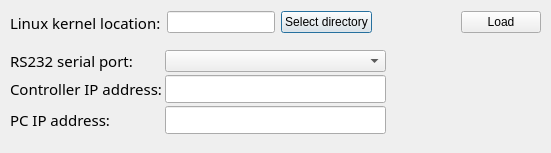
Qt form GUI.ui (WRooke/LinuxUpdateUtility) before a commit.
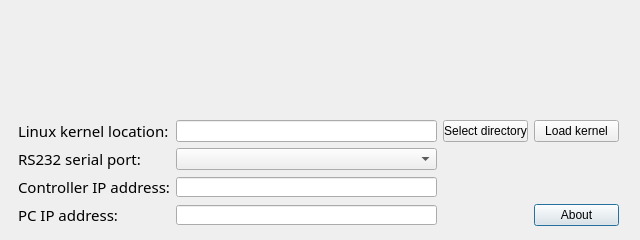
The same form after that commit. Icons and pictures are not drawn.

Commit message: Included about, worked in GUI changes from MR's comments

```diff
--- a/GUI.ui
+++ b/GUI.ui
@@ -2,12 +2,15 @@
 <ui version="4.0">
  <class>Dialog</class>
  <widget class="QDialog" name="Dialog">
+  <property name="windowModality">
+   <enum>Qt::ApplicationModal</enum>
+  </property>
   <property name="geometry">
    <rect>
     <x>0</x>
     <y>0</y>
-    <width>551</width>
-    <height>153</height>
+    <width>640</width>
+    <height>240</height>
    </rect>
   </property>
   <property name="sizePolicy">
@@ -17,48 +20,26 @@
    </sizepolicy>
   </property>
   <property name="windowTitle">
-   <string>Linux Kernel Update Utility</string>
+   <string>OEM PC2/PC3 Linux Kernel Update Utility 1.0</string>
   </property>
   <property name="windowIcon">
    <iconset resource="ImageSources.qrc">
-    <normaloff>:/Tux/Tux.png</normaloff>:/Tux/Tux.png</iconset>
+    <normaloff>:/DuagonD/d-element-blue.png</normaloff>:/DuagonD/d-element-blue.png</iconset>
   </property>
-  <widget class="QWidget" name="formLayoutWidget_2">
+  <widget class="QWidget" name="gridLayoutWidget_2">
    <property name="geometry">
     <rect>
-     <x>10</x>
-     <y>50</y>
-     <width>376</width>
-     <height>91</height>
+     <x>18</x>
+     <y>120</y>
+     <width>601</width>
+     <height>109</height>
     </rect>
    </property>
-   <layout class="QFormLayout" name="formLayout_2">
-    <property name="sizeConstraint">
-     <enum>QLayout::SetDefaultConstraint</enum>
-    </property>
-    <property name="horizontalSpacing">
-     <number>3</number>
-    </property>
-    <property name="verticalSpacing">
-     <number>3</number>
-    </property>
-    <item row="3" column="0">
-     <widget class="QLabel" name="label_3">
-      <property name="font">
-       <font>
-        <family>Franklin Gothic Medium</family>
-        <pointsize>11</pointsize>
-       </font>
-      </property>
-      <property name="text">
-       <string>RS232 serial port:</string>
-      </property>
-     </widget>
-    </item>
-    <item row="3" column="1">
+   <layout class="QGridLayout" name="gridLayout_2">
+    <item row="1" column="1">
      <widget class="QComboBox" name="COMPort"/>
     </item>
-    <item row="4" column="0">
+    <item row="2" column="0">
      <widget class="QLabel" name="label_4">
       <property name="font">
        <font>
@@ -71,28 +52,8 @@
       </property>
      </widget>
     </item>
-    <item row="4" column="1">
-     <widget class="QLineEdit" name="conIP">
-      <property name="font">
-       <font>
-        <family>Calibri</family>
-        <pointsize>11</pointsize>
-       </font>
-      </property>
-     </widget>
-    </item>
-    <item row="5" column="1">
-     <widget class="QLineEdit" name="PCIP">
-      <property name="font">
-       <font>
-        <family>Calibri</family>
-        <pointsize>11</pointsize>
-       </font>
-      </property>
-     </widget>
-    </item>
-    <item row="5" column="0">
-     <widget class="QLabel" name="label_5">
+    <item row="1" column="0">
+     <widget class="QLabel" name="label_3">
       <property name="font">
        <font>
         <family>Franklin Gothic Medium</family>
@@ -100,23 +61,11 @@
        </font>
       </property>
       <property name="text">
-       <string>PC IP address:</string>
+       <string>RS232 serial port:</string>
       </property>
      </widget>
     </item>
-   </layout>
-  </widget>
-  <widget class="QWidget" name="horizontalLayoutWidget">
-   <property name="geometry">
-    <rect>
-     <x>10</x>
-     <y>10</y>
-     <width>531</width>
-     <height>25</height>
-    </rect>
-   </property>
-   <layout class="QHBoxLayout" name="horizontalLayout">
-    <item>
+    <item row="0" column="0">
      <widget class="QLabel" name="label_7">
       <property name="font">
        <font>
@@ -129,15 +78,79 @@
       </property>
      </widget>
     </item>
-    <item>
+    <item row="0" column="1">
      <widget class="QLineEdit" name="pathEdit">
       <property name="text">
        <string/>
       </property>
      </widget>
     </item>
-    <item>
+    <item row="3" column="0">
+     <widget class="QLabel" name="label_5">
+      <property name="font">
+       <font>
+        <family>Franklin Gothic Medium</family>
+        <pointsize>11</pointsize>
+       </font>
+      </property>
+      <property name="text">
+       <string>PC IP address:</string>
+      </property>
+     </widget>
+    </item>
+    <item row="2" column="1">
+     <widget class="QLineEdit" name="conIP">
+      <property name="maximumSize">
+       <size>
+        <width>16777215</width>
+        <height>20</height>
+       </size>
+      </property>
+      <property name="font">
+       <font>
+        <family>Calibri</family>
+        <pointsize>11</pointsize>
+       </font>
+      </property>
+     </widget>
+    </item>
+    <item row="3" column="1">
+     <widget class="QLineEdit" name="PCIP">
+      <property name="maximumSize">
+       <size>
+        <width>16777215</width>
+        <height>20</height>
+       </size>
+      </property>
+      <property name="font">
+       <font>
+        <family>Calibri</family>
+        <pointsize>11</pointsize>
+       </font>
+      </property>
+     </widget>
+    </item>
+    <item row="3" column="4">
+     <widget class="QPushButton" name="about">
+      <property name="minimumSize">
+       <size>
+        <width>85</width>
+        <height>0</height>
+       </size>
+      </property>
+      <property name="text">
+       <string>About</string>
+      </property>
+     </widget>
+    </item>
+    <item row="0" column="2">
      <widget class="QPushButton" name="fileSelect">
+      <property name="maximumSize">
+       <size>
+        <width>85</width>
+        <height>16777215</height>
+       </size>
+      </property>
       <property name="text">
        <string>Select directory</string>
       </property>
@@ -149,31 +162,43 @@
       </property>
      </widget>
     </item>
-    <item>
-     <spacer name="horizontalSpacer">
-      <property name="orientation">
-       <enum>Qt::Horizontal</enum>
-      </property>
-      <property name="sizeHint" stdset="0">
-       <size>
-        <width>40</width>
-        <height>20</height>
-       </size>
-      </property>
-     </spacer>
-    </item>
-    <item>
+    <item row="0" column="4">
      <widget class="QPushButton" name="goButton">
       <property name="enabled">
        <bool>true</bool>
       </property>
+      <property name="minimumSize">
+       <size>
+        <width>85</width>
+        <height>0</height>
+       </size>
+      </property>
       <property name="text">
-       <string>Load</string>
+       <string>Load kernel</string>
       </property>
      </widget>
     </item>
    </layout>
   </widget>
+  <widget class="QLabel" name="label">
+   <property name="geometry">
+    <rect>
+     <x>210</x>
+     <y>15</y>
+     <width>220</width>
+     <height>90</height>
+    </rect>
+   </property>
+   <property name="text">
+    <string/>
+   </property>
+   <property name="pixmap">
+    <pixmap resource="ImageSources.qrc">:/DuagonLogo/duagon-logo-seethru.png</pixmap>
+   </property>
+   <property name="alignment">
+    <set>Qt::AlignCenter</set>
+   </property>
+  </widget>
   <action name="actionrunStuff">
    <property name="text">
     <string>runStuff</string>
```
Left out of the diff: 2 changed lines with no effect on the pictures. The commit also changes 9 other files.
